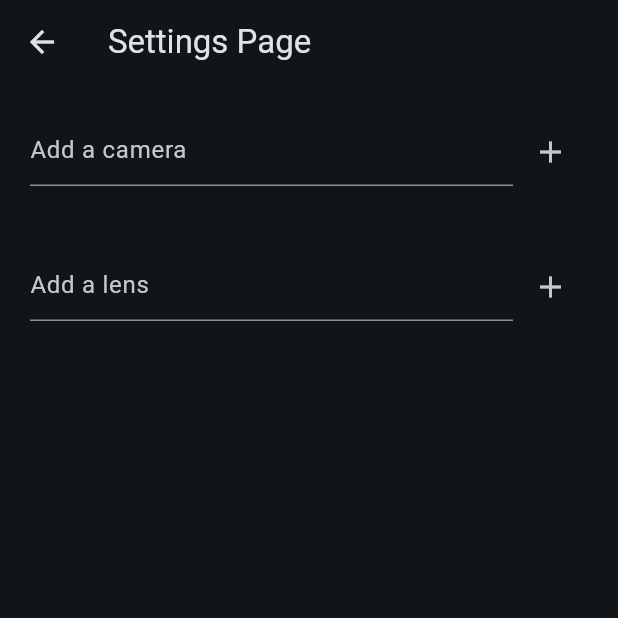
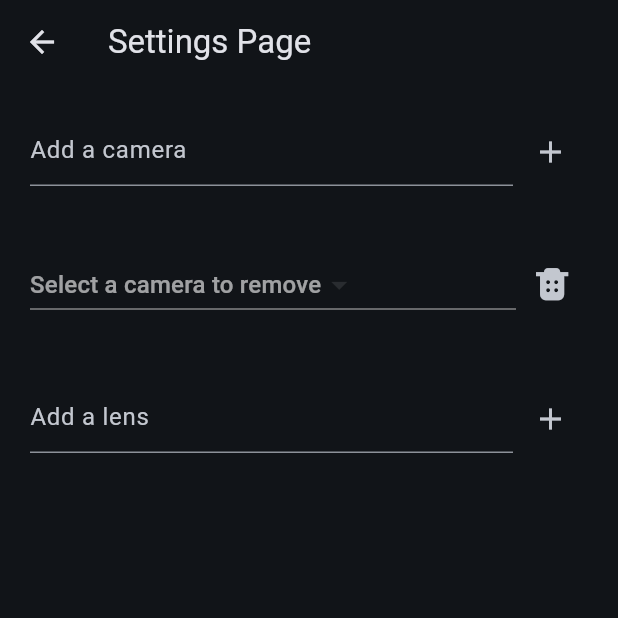
Before and after one commit to karol-at/instagram_description_generator, a Flutter app: the SettingsPage screen opened directly, on a phone screen of 412 x 824 dp, the top half of it. Run offline on Flutter 3.47's test engine with Material 3 defaults, Android fonts, the phone set to English and light mode, and no system bars.

Commit message:
Add camera removal functionality

```diff
--- a/lib/Pages/settings_page.dart
+++ b/lib/Pages/settings_page.dart
@@ -2,6 +2,7 @@ library settings_page;
 
 import 'package:flutter/material.dart';
 import 'package:instagram_description_generator/Utils/appstate.dart';
+import 'package:instagram_description_generator/fonts/iconic_icons.dart';
 import 'package:provider/provider.dart';
 
 
@@ -16,6 +17,7 @@ class _SettingsPageState extends State<SettingsPage> {
 
   TextEditingController newCamera = TextEditingController();
   TextEditingController newLens = TextEditingController();
+  String? removeCamera;
 
   @override
   Widget build(BuildContext context) {
@@ -64,6 +66,37 @@ class _SettingsPageState extends State<SettingsPage> {
                 ),
               ),
             ),
+            Container(
+              width: MediaQuery.of(context).size.width > 500 ? 500 : MediaQuery.of(context).size.width,
+              padding: const EdgeInsets.all(20),
+              child: Row(
+                children: [
+                  Expanded(child: DropdownButton<String>(
+                    value: removeCamera,
+                    hint: const Text('Select a camera to remove'),
+                    onChanged: (String? newValue) {
+                      setState(() {
+                        removeCamera = newValue;
+                      });
+                    },
+                    items: state.dataHandler.cameraList.map<DropdownMenuItem<String>>((String value) {
+                      return DropdownMenuItem<String>(
+                        value: value,
+                        child: Text(value),
+                      );
+                    }).toList(),
+                    )
+                  ),
+                  IconButton(
+                    onPressed:(){
+                      state.dataHandler.cameraList.remove(removeCamera);
+                      state.dataHandler.saveList(state.dataHandler.cameraList, 'cameraList');
+                      removeCamera = null;
+                    },
+                    icon: const Icon(IconicIcons.trash))
+                ],
+              ),
+            ),
             SizedBox(
               width: MediaQuery.of(context).size.width > 500 ? 500 : MediaQuery.of(context).size.width,
               child: Padding(
```
